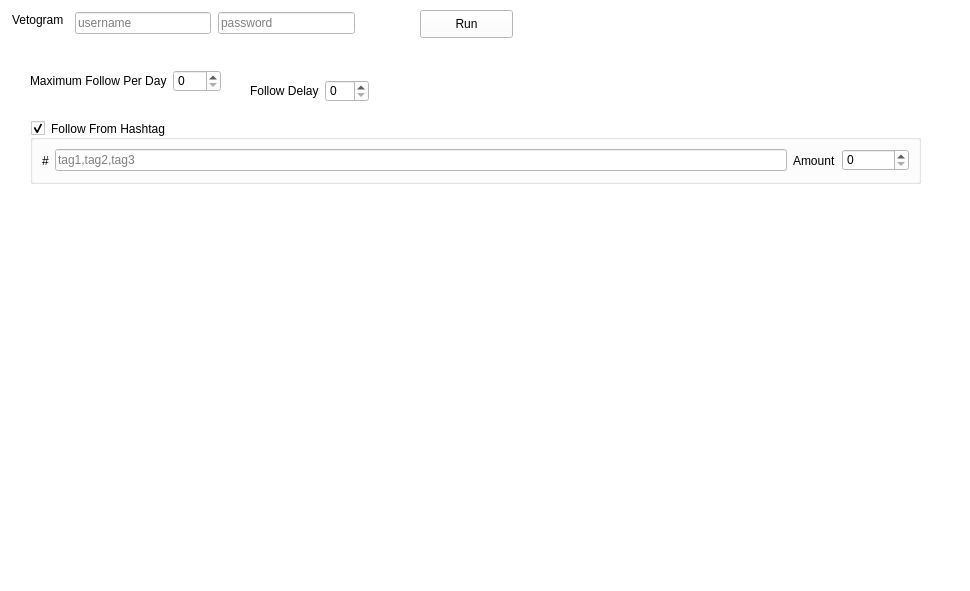
The window that MyappV2/ui/MainWindow.ui (ohld/igbot) describes before a commit, drawn with Qt 5.
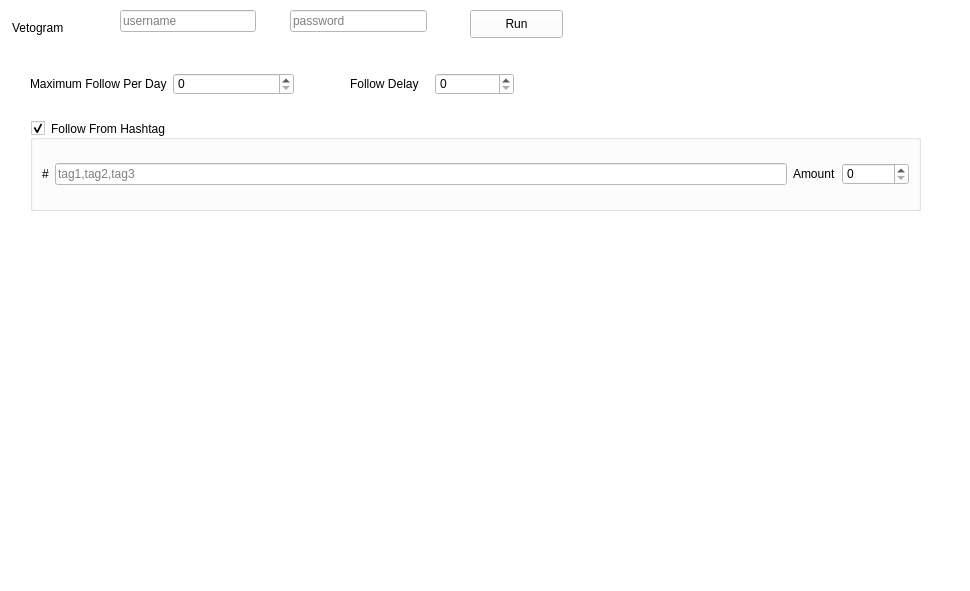
The same window after the commit.

```diff
--- a/MyappV2/ui/MainWindow.ui
+++ b/MyappV2/ui/MainWindow.ui
@@ -23,7 +23,7 @@
    <widget class="QPushButton" name="pushButton_run">
     <property name="geometry">
      <rect>
-      <x>420</x>
+      <x>470</x>
       <y>10</y>
       <width>93</width>
       <height>28</height>
@@ -39,7 +39,7 @@
       <x>30</x>
       <y>120</y>
       <width>891</width>
-      <height>64</height>
+      <height>91</height>
      </rect>
     </property>
     <property name="focusPolicy">
@@ -127,8 +127,8 @@
    <widget class="QLineEdit" name="lineEdit_username">
     <property name="geometry">
      <rect>
-      <x>75</x>
-      <y>12</y>
+      <x>120</x>
+      <y>10</y>
       <width>136</width>
       <height>22</height>
      </rect>
@@ -142,10 +142,13 @@
      <rect>
       <x>12</x>
       <y>12</y>
-      <width>56</width>
-      <height>16</height>
+      <width>91</width>
+      <height>31</height>
      </rect>
     </property>
+    <property name="styleSheet">
+     <string notr="true">font: 12pt &quot;Times New Roman&quot;;</string>
+    </property>
     <property name="text">
      <string>Vetogram</string>
     </property>
@@ -153,8 +156,8 @@
    <widget class="QLineEdit" name="lineEdit_password">
     <property name="geometry">
      <rect>
-      <x>218</x>
-      <y>12</y>
+      <x>290</x>
+      <y>10</y>
       <width>137</width>
       <height>22</height>
      </rect>
@@ -174,8 +177,8 @@
      <rect>
       <x>30</x>
       <y>70</y>
-      <width>191</width>
-      <height>22</height>
+      <width>264</width>
+      <height>28</height>
      </rect>
     </property>
     <layout class="QHBoxLayout" name="horizontalLayout">
@@ -197,10 +200,10 @@
    <widget class="QWidget" name="layoutWidget">
     <property name="geometry">
      <rect>
-      <x>250</x>
-      <y>80</y>
-      <width>119</width>
-      <height>22</height>
+      <x>350</x>
+      <y>70</y>
+      <width>164</width>
+      <height>28</height>
      </rect>
     </property>
     <layout class="QHBoxLayout" name="horizontalLayout_2">
```
Left out of the diff: 3 changed lines with no effect on the pictures.
